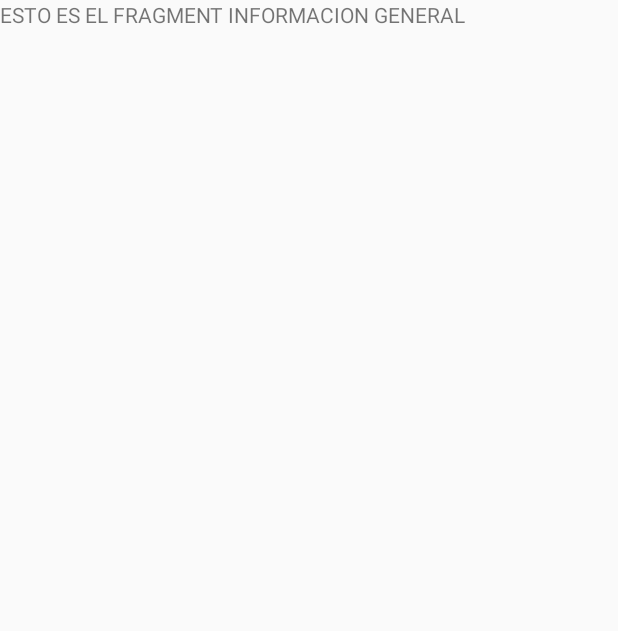
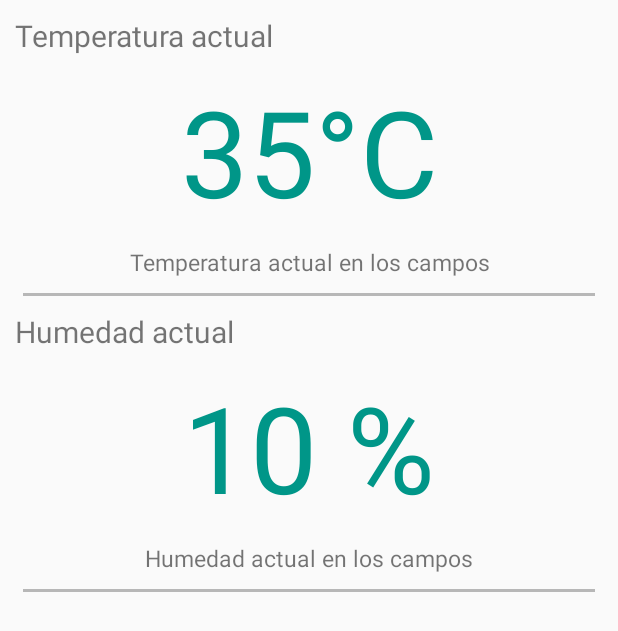
Before and after one commit to xxumbroxx/DokkuApp, an Android app: the layout fragment_informacion_general.xml on its own in the app's theme, with its tools: preview values and no code run, on a phone screen of 412 x 824 dp. Shown: the top 631 px of the screen. Run offline under Robolectric (Android 15) with nearby library versions, the phone set to English and light mode, and no system bars.

Commit message:
Commit Tabs

```diff
--- a/app/src/main/AndroidManifest.xml
+++ b/app/src/main/AndroidManifest.xml
@@ -13,19 +13,19 @@
             android:name=".view.activity.MainActivity"
             android:label="@string/title_activity_main"
             android:theme="@style/AppTheme.NoActionBar" >
+            <!--<intent-filter>-->
+                <!--<action android:name="android.intent.action.MAIN" />-->
+
+                <!--<category android:name="android.intent.category.LAUNCHER" />-->
+            <!--</intent-filter>-->
+
+        </activity>
+        <activity android:name=".view.activity.SplashActivity">
             <intent-filter>
                 <action android:name="android.intent.action.MAIN" />
 
                 <category android:name="android.intent.category.LAUNCHER" />
             </intent-filter>
-
-        </activity>
-        <activity android:name=".view.activity.SplashActivity">
-            <!--<intent-filter>-->
-                <!--<action android:name="android.intent.action.MAIN" />-->
-
-                <!--<category android:name="android.intent.category.LAUNCHER" />-->
-            <!--</intent-filter>-->
         </activity>
         <activity android:name=".view.activity.LoginActivity" android:theme="@style/AppTheme.NoActionBar">
             <!--<intent-filter>-->
--- a/app/src/main/res/layout/fragment_informacion_general.xml
+++ b/app/src/main/res/layout/fragment_informacion_general.xml
@@ -4,11 +4,79 @@
     android:layout_height="match_parent"
     tools:context="pe.com.gmd.dokkuapp.view.fragment.InformacionGeneralFragment">
 
-    <!-- TODO: Update blank fragment layout -->
-    <TextView
+    <LinearLayout
         android:layout_width="match_parent"
-        android:layout_height="match_parent"
-        android:text="ESTO ES EL FRAGMENT INFORMACION GENERAL"
-        android:id="@+id/textView2" />
+        android:orientation="vertical"
+        android:layout_height="match_parent">
+        <LinearLayout
+            android:layout_width="match_parent"
+            android:orientation="vertical"
+            android:layout_height="wrap_content">
+            <TextView
+                android:layout_width="wrap_content"
+                android:layout_height="wrap_content"
+                android:textSize="20sp"
+                android:padding="10dp"
+                android:text="Temperatura actual" />
+            <TextView
+                android:layout_width="match_parent"
+                android:layout_height="wrap_content"
+                android:gravity="center_horizontal"
+                android:textColor="@color/colorPrimary"
+                android:textSize="80sp"
+                android:text="35°C"
+                android:id="@+id/textView2" />
+            <TextView
+                android:layout_width="match_parent"
+                android:layout_height="wrap_content"
+                android:gravity="center"
+                android:textSize="15sp"
+                android:padding="10dp"
+                android:text="Temperatura actual en los campos" />
+            <LinearLayout
+                android:layout_width="match_parent"
+                android:paddingLeft="5dp"
+                android:layout_marginLeft="15dp"
+                android:layout_marginRight="15dp"
+                android:background="@color/separacion"
+                android:layout_height="2dp"/>
+        </LinearLayout>
+        <LinearLayout
+            android:layout_width="match_parent"
+            android:orientation="vertical"
+            android:layout_height="wrap_content">
+            <TextView
+                android:layout_width="wrap_content"
+                android:layout_height="wrap_content"
+                android:textSize="20sp"
+                android:padding="10dp"
+                android:text="Humedad actual" />
+            <TextView
+                android:layout_width="match_parent"
+                android:layout_height="wrap_content"
+                android:gravity="center_horizontal"
+                android:textColor="@color/colorPrimary"
+                android:textSize="80sp"
+                android:text="10 %"
+                android:id="@+id/txtHumedad" />
+            <TextView
+                android:layout_width="match_parent"
+                android:layout_height="wrap_content"
+                android:gravity="center"
+                android:textSize="15sp"
+                android:padding="10dp"
+                android:text="Humedad actual en los campos" />
+            <LinearLayout
+                android:layout_width="match_parent"
+                android:paddingLeft="5dp"
+                android:layout_marginLeft="15dp"
+                android:layout_marginRight="15dp"
+                android:background="@color/separacion"
+                android:layout_height="2dp"/>
+        </LinearLayout>
 
+
+
+
+    </LinearLayout>
 </FrameLayout>
--- a/app/src/main/res/values/colors.xml
+++ b/app/src/main/res/values/colors.xml
@@ -27,5 +27,6 @@
     <color name="secondary_text">#757575</color>
     <color name="icons">#FFFFFF</color>
     <color name="divider">#BDBDBD</color>
+    <color name="separacion">#b7b7b7</color>
 
 </resources>
--- a/app/src/main/res/values/strings.xml
+++ b/app/src/main/res/values/strings.xml
@@ -1,5 +1,5 @@
 <resources>
-    <string name="app_name">DokkuApp</string>
+    <string name="app_name">Dokku</string>
     <!-- GCM ID Sender -->
     <string name="gcm_sender_id">471116829754</string>
 
@@ -41,7 +41,7 @@ Por ello, se ha creado este canal de comunicación con la finalidad de impulsar
     </string>
     <string name="text_terminos_condiciones_checkbox">Aceptar Terminos y condiciones</string>
 
-    <string name="title_activity_main">GreenApp</string>
+    <string name="title_activity_main">Dokku</string>
     <string name="action_settings">Settings</string>
     <string name="section_format">Estamos en el fragmento %1$d</string>
 
```
